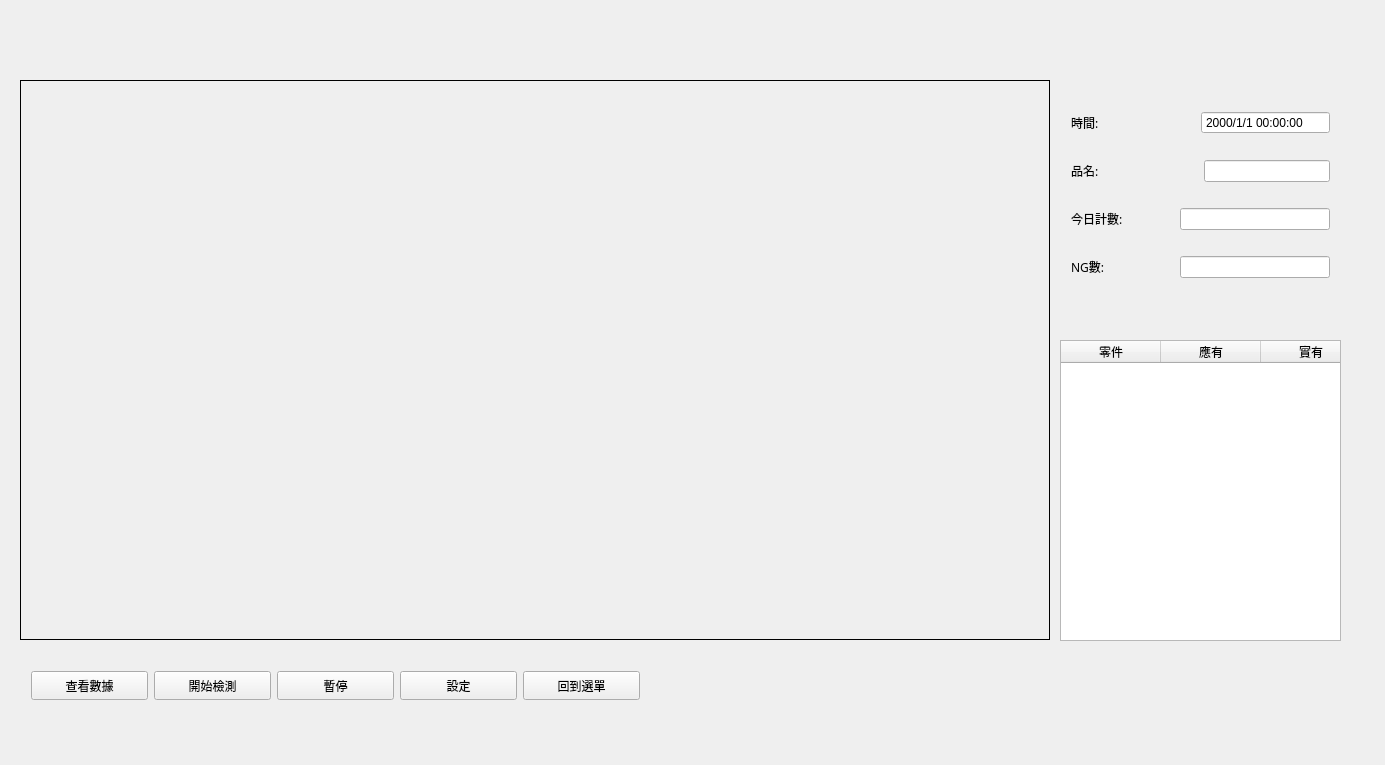
This is Practical_Project/mainwindow.ui in Banana-Huang/Practical_Project_2018 as Qt 5 draws it before an edit. The edited form follows.
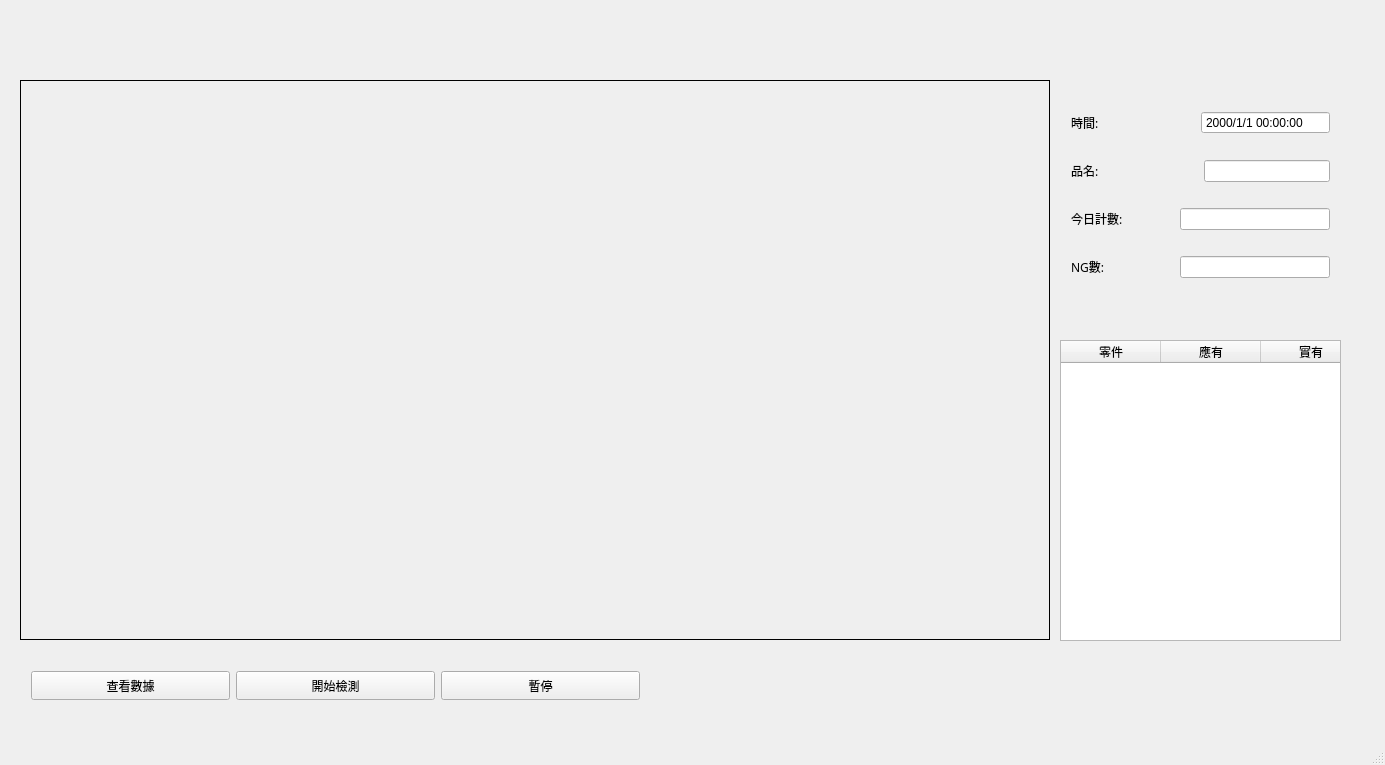
This is the edited form. Icons and pictures are not drawn.

The edit to the form file:
```diff
--- a/Practical_Project/mainwindow.ui
+++ b/Practical_Project/mainwindow.ui
@@ -358,42 +358,6 @@
          </property>
         </widget>
        </item>
-       <item>
-        <widget class="QPushButton" name="settingPushButton">
-         <property name="sizePolicy">
-          <sizepolicy hsizetype="Minimum" vsizetype="Minimum">
-           <horstretch>0</horstretch>
-           <verstretch>0</verstretch>
-          </sizepolicy>
-         </property>
-         <property name="font">
-          <font>
-           <family>微軟正黑體</family>
-          </font>
-         </property>
-         <property name="text">
-          <string>設定</string>
-         </property>
-        </widget>
-       </item>
-       <item>
-        <widget class="QPushButton" name="backToHomePagePushButton">
-         <property name="sizePolicy">
-          <sizepolicy hsizetype="Preferred" vsizetype="Preferred">
-           <horstretch>0</horstretch>
-           <verstretch>0</verstretch>
-          </sizepolicy>
-         </property>
-         <property name="font">
-          <font>
-           <family>微軟正黑體</family>
-          </font>
-         </property>
-         <property name="text">
-          <string>回到選單</string>
-         </property>
-        </widget>
-       </item>
       </layout>
      </widget>
      <widget class="QWidget" name="layoutWidget">
@@ -588,6 +552,7 @@
     </rect>
    </property>
   </widget>
+  <widget class="QStatusBar" name="statusBar"/>
  </widget>
  <layoutdefault spacing="6" margin="11"/>
  <resources/>
```
